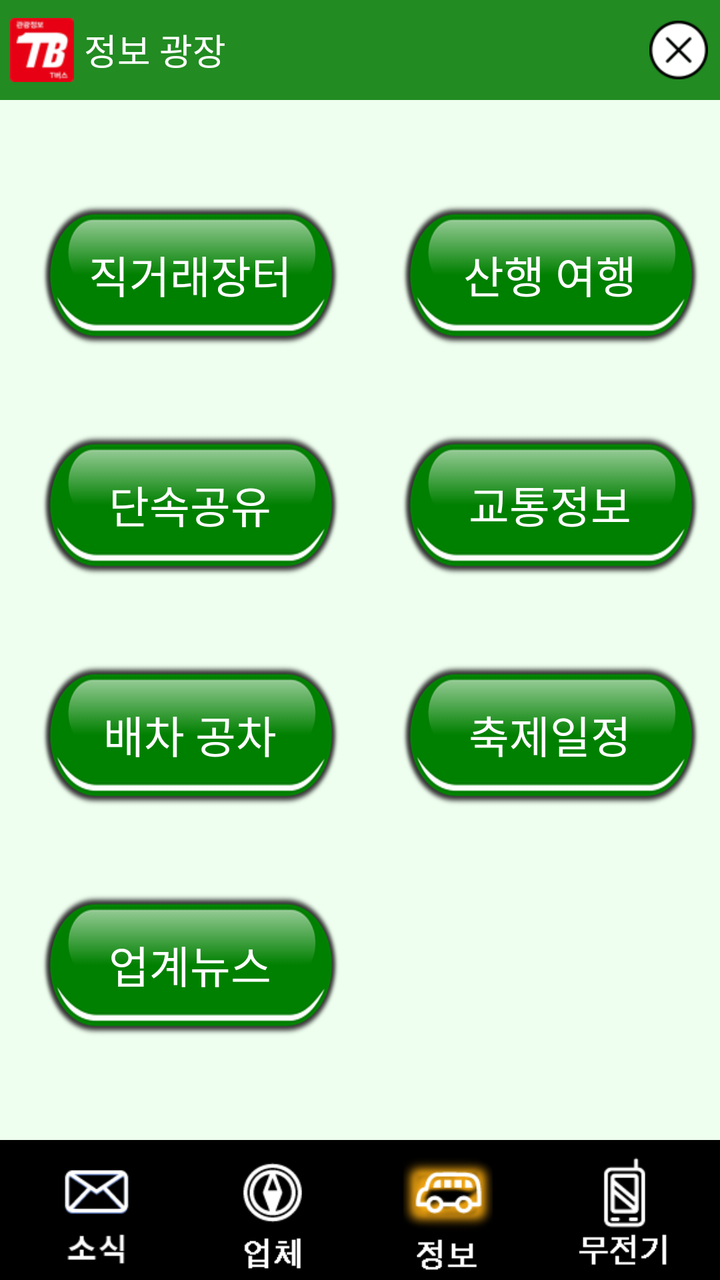
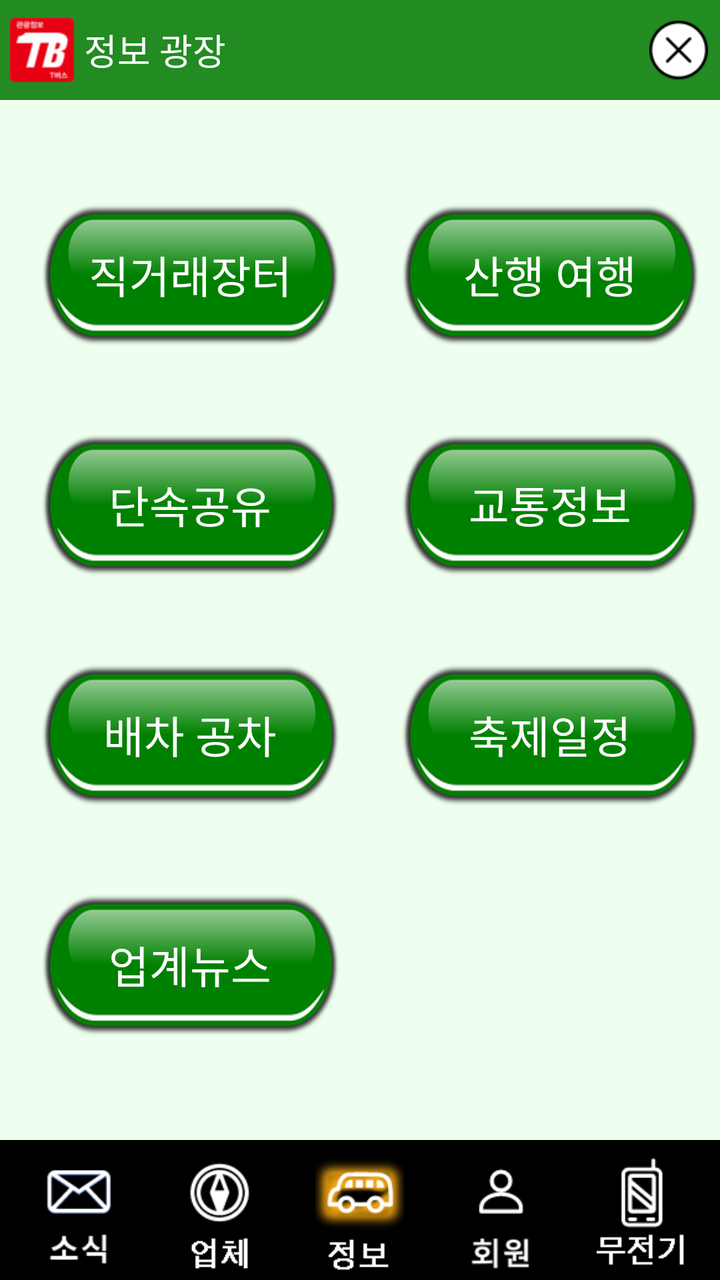

Screens rendered from an Android XML layout before and after an edit, with the pre-edit source and the edit as a unified diff.
<!-- AndroidManifest.xml: application theme AppTheme -->
<!-- res/layout/info_activity.xml -->
<?xml version="1.0" encoding="utf-8"?>
<RelativeLayout
    xmlns:android="http://schemas.android.com/apk/res/android"
    xmlns:app="http://schemas.android.com/apk/res-auto"
    xmlns:tools="http://schemas.android.com/tools"
    android:id="@+id/activity_main"
    android:layout_width="match_parent"
    android:layout_height="match_parent"

    android:background="#eeffef"

    tools:context="com.windnsoft.tbus.MainActivity">

    <LinearLayout
        android:layout_width="match_parent"
        android:layout_height="match_parent"
        android:orientation="vertical"
        >


        <LinearLayout
            android:id="@+id/layout_head"
            android:layout_width="match_parent"
            android:layout_height="50dp"
            android:background="@color/ForestGreen"
            android:orientation="horizontal">

            <ImageView
                android:id="@+id/imageView9"
                android:layout_width="wrap_content"
                android:layout_height="match_parent"
                android:layout_margin="5dip"
                android:src="@drawable/ic_launcher_mdpi"
                />

            <TextView
                android:id="@+id/textView8"
                android:layout_width="0dp"
                android:layout_height="match_parent"
                android:layout_weight="9"
                android:gravity="center_vertical"
                android:text="정보 광장"
                android:textAppearance="?android:attr/textAppearanceMedium"

                android:textColor="@color/White"/>

            <ImageView
                android:id="@+id/topCloseBtn"
                android:layout_width="0dp"
                android:layout_height="match_parent"
                android:layout_marginRight="5dp"
                android:layout_weight="1"
                android:padding="1dp"
                android:src="@drawable/xbutton_black"
                />
        </LinearLayout>

        <LinearLayout
            android:id="@+id/layout_body"
            android:layout_width="match_parent"
            android:layout_height="0dp"
            android:layout_weight="1"
            android:orientation="vertical"
            >

            <ImageView
                android:id="@+id/imageView"
                android:layout_width="match_parent"
                android:layout_height="wrap_content"
                android:background="@color/Black"
                />


            <LinearLayout
                android:layout_width="match_parent"
                android:layout_height="0dp"
                android:layout_weight="1"
                android:orientation="horizontal">

                <LinearLayout
                    android:layout_width="0dp"
                    android:layout_height="match_parent"
                    android:layout_weight="1"
                    android:orientation="vertical"
                    android:paddingBottom="30dp"
                    android:paddingLeft="20dp"
                    android:paddingRight="10dp"
                    android:paddingTop="30dp">

                    <FrameLayout
                        android:layout_width="match_parent"
                        android:layout_height="0dp"
                        android:layout_weight="1">

                        <Button
                            android:id="@+id/infDealBtn"
                            android:layout_width="match_parent"
                            android:layout_height="wrap_content"
                            android:layout_gravity="center"
                            android:background="@drawable/btn_green"
                            android:padding="13dp"
                            android:text="직거래장터"
                            android:textAppearance="@style/TextAppearance.AppCompat.Large"
                            android:textColor="@color/White"/>
                    </FrameLayout>

                    <FrameLayout
                        android:layout_width="match_parent"
                        android:layout_height="0dp"
                        android:layout_weight="1">

                        <Button
                            android:id="@+id/infIntermittentBtn"
                            android:layout_width="match_parent"
                            android:layout_height="wrap_content"
                            android:layout_gravity="center"
                            android:background="@drawable/btn_green"
                            android:padding="13dp"
                            android:text="단속공유"

                            android:textAppearance="@style/TextAppearance.AppCompat.Large"
                            android:textColor="@color/White"/>
                    </FrameLayout>

                    <FrameLayout
                        android:layout_width="match_parent"
                        android:layout_height="0dp"
                        android:layout_weight="1">

                        <Button
                            android:id="@+id/infDispatchBtn"
                            android:layout_width="match_parent"
                            android:layout_height="wrap_content"
                            android:layout_gravity="center"
                            android:background="@drawable/btn_green"
                            android:padding="13dp"

                            android:text="배차 공차"
                            android:textAppearance="@style/TextAppearance.AppCompat.Large"
                            android:textColor="@color/White"/>
                    </FrameLayout>

                    <FrameLayout
                        android:layout_width="match_parent"
                        android:layout_height="0dp"
                        android:layout_weight="1">

                        <Button
                            android:id="@+id/infNewsBtn"
                            android:layout_width="match_parent"
                            android:layout_height="wrap_content"
                            android:layout_gravity="center"
                            android:background="@drawable/btn_green"
                            android:padding="13dp"
                            android:text="업계뉴스"

                            android:textAppearance="@style/TextAppearance.AppCompat.Large"
                            android:textColor="@color/White"/>
                    </FrameLayout>
                </LinearLayout>

                <LinearLayout
                    android:layout_width="0dp"
                    android:layout_height="match_parent"
                    android:layout_weight="1"
                    android:orientation="vertical"
                    android:paddingBottom="30dp"
                    android:paddingLeft="20dp"
                    android:paddingRight="10dp"

                    android:paddingTop="30dp">

                    <FrameLayout
                        android:layout_width="match_parent"
                        android:layout_height="0dp"
                        android:layout_weight="1">

                        <Button
                            android:id="@+id/infMountainBtn"
                            android:layout_width="match_parent"
                            android:layout_height="wrap_content"
                            android:layout_gravity="center"
                            android:background="@drawable/btn_green"

                            android:padding="13dp"
                            android:text="산행 여행"
                            android:textAppearance="@style/TextAppearance.AppCompat.Large"
                            android:textColor="@color/White"/>
                    </FrameLayout>

                    <FrameLayout
                        android:layout_width="match_parent"
                        android:layout_height="0dp"
                        android:layout_weight="1">

                        <Button
                            android:id="@+id/infTrafficBtn"
                            android:layout_width="match_parent"
                            android:layout_height="wrap_content"
                            android:layout_gravity="center"
                            android:background="@drawable/btn_green"
                            android:padding="13dp"

                            android:text="교통정보"
                            android:textAppearance="@style/TextAppearance.AppCompat.Large"
                            android:textColor="@color/White"/>
                    </FrameLayout>

                    <FrameLayout
                        android:layout_width="match_parent"
                        android:layout_height="0dp"
                        android:layout_weight="1">

                        <Button
                            android:id="@+id/infFestivalBtn"
                            android:layout_width="match_parent"
                            android:layout_height="wrap_content"
                            android:layout_gravity="center"
                            android:background="@drawable/btn_green"
                            android:padding="13dp"
                            android:text="축제일정"

                            android:textAppearance="@style/TextAppearance.AppCompat.Large"
                            android:textColor="@color/White"/>
                    </FrameLayout>

                    <FrameLayout
                        android:layout_width="match_parent"
                        android:layout_height="0dp"
                        android:layout_weight="1"
                        android:visibility="invisible">

                    </FrameLayout>

                </LinearLayout>
            </LinearLayout>
        </LinearLayout>

        <LinearLayout
            android:id="@+id/layout_bottom"
            android:layout_width="match_parent"
            android:layout_height="70dp"
            android:background="@color/Black"
            android:orientation="horizontal"
            android:padding="4dp"
            >

            <ImageView
                android:id="@+id/bottomNewsBtn"
                android:layout_width="wrap_content"
                android:layout_height="match_parent"
                android:layout_weight="1"
                android:src="@drawable/news_off"
                />

            <ImageView
                android:id="@+id/bottomCompanyBtn"
                android:layout_width="wrap_content"
                android:layout_height="match_parent"
                android:layout_weight="1"
                android:src="@drawable/company_off"
                />

            <ImageView
                android:id="@+id/bottomInfoBtn"
                android:layout_width="wrap_content"
                android:layout_height="match_parent"
                android:layout_weight="1"
                android:src="@drawable/info_on"
                />

            <ImageView
                android:id="@+id/bottomTalkieBtn"
                android:layout_width="wrap_content"
                android:layout_height="match_parent"
                android:layout_weight="1"
                android:src="@drawable/walkietalkie_off"
                />
        </LinearLayout>
    </LinearLayout>

</RelativeLayout>
<!-- resources referenced by this layout -->
<resources>
  <color name="Black">#000000</color>
  <color name="ForestGreen">#FF228B22</color>
  <color name="White">#FFFFFFFF</color>
  <!-- drawable btn_green: png bitmap (drawable-hdpi, 12918 bytes) -->
  <!-- drawable company_off: png bitmap (drawable-hdpi, 1241 bytes) -->
  <!-- drawable ic_launcher_mdpi: png bitmap (drawable-hdpi, 3157 bytes) -->
  <!-- drawable info_on: png bitmap (drawable-hdpi, 4373 bytes) -->
  <!-- drawable news_off: png bitmap (drawable-hdpi, 4505 bytes) -->
  <!-- drawable walkietalkie_off: png bitmap (drawable-hdpi, 1103 bytes) -->
  <!-- drawable xbutton_black: png bitmap (drawable-hdpi, 1165 bytes) -->
  <style name="AppTheme" parent="android:Theme.Light.NoTitleBar">
          
      </style>
</resources>

<!-- the commit's change to res/layout/info_activity.xml (unified diff, before → after) -->
@@ -268,6 +268,13 @@
                 android:layout_weight="1"
                 android:src="@drawable/info_on"
                 />
+            <ImageView
+                android:id="@+id/bottomMemberBtn"
+                android:layout_width="wrap_content"
+                android:layout_height="match_parent"
+                android:layout_weight="1"
+                android:src="@drawable/member_off"
+                />
 
             <ImageView
                 android:id="@+id/bottomTalkieBtn"
<!-- resource entries referenced after the edit -->
@@ -7,6 +7,7 @@
   <!-- drawable company_off: png bitmap (drawable-hdpi, 1241 bytes) -->
   <!-- drawable ic_launcher_mdpi: png bitmap (drawable-hdpi, 3157 bytes) -->
   <!-- drawable info_on: png bitmap (drawable-hdpi, 4373 bytes) -->
+  <!-- drawable member_off: png bitmap (drawable-hdpi, 2040 bytes) -->
   <!-- drawable news_off: png bitmap (drawable-hdpi, 4505 bytes) -->
   <!-- drawable walkietalkie_off: png bitmap (drawable-hdpi, 1103 bytes) -->
   <!-- drawable xbutton_black: png bitmap (drawable-hdpi, 1165 bytes) -->
